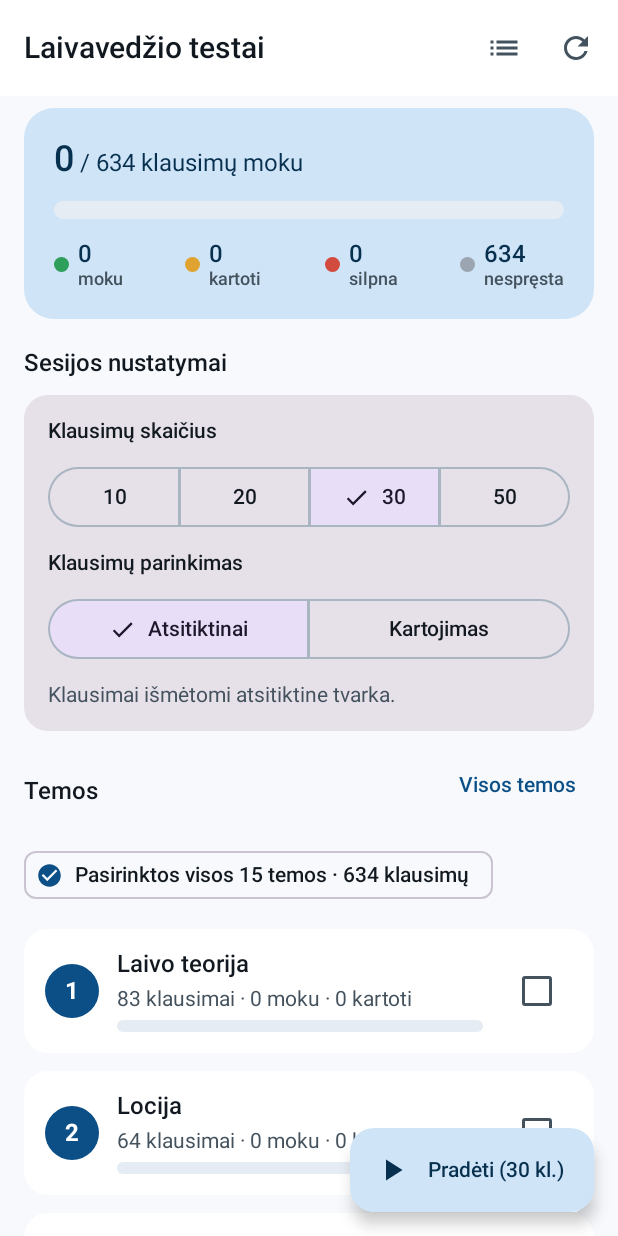
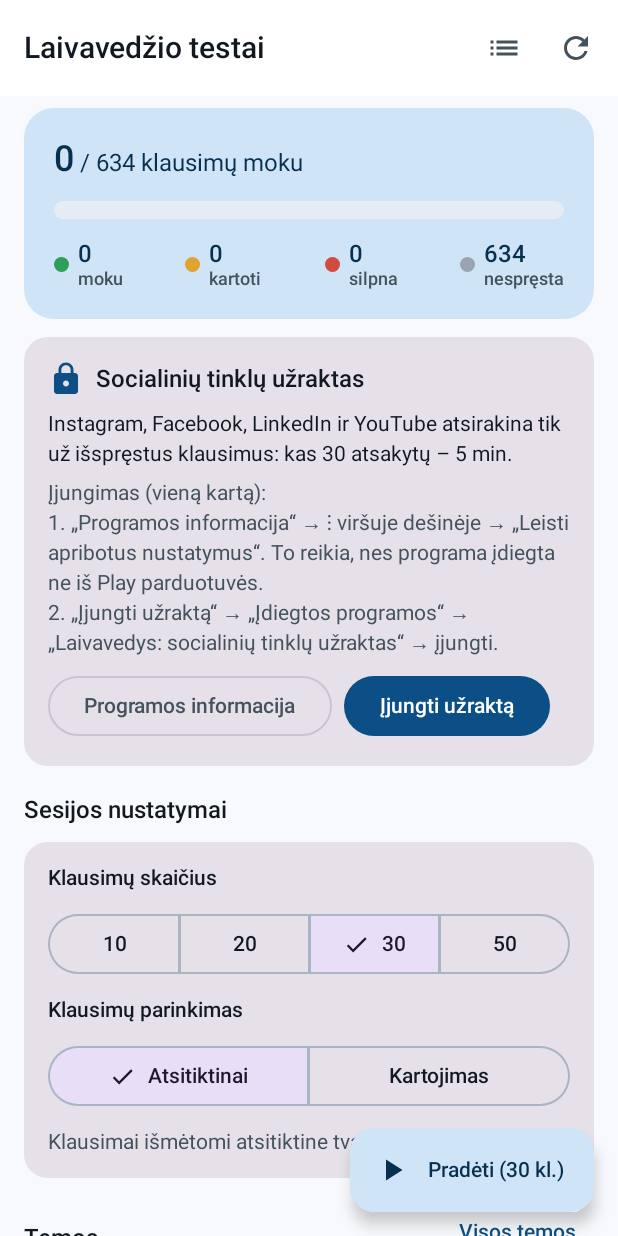
Before and after one commit to lgg2generation/laivavedyste, an Android app built with Jetpack Compose: the screen it shows after launch (MainActivity), on a phone screen of 412 x 824 dp. Run offline under Robolectric (Android 15) with nearby library versions, the phone set to English and light mode, and no system bars; our stand-ins replace Compose Multiplatform resources.

Commit message:
Add a social-media lock unlocked by answering questions (Android)
Instagram, Facebook, LinkedIn and YouTube stay locked until questions
are answered: every 30 answered questions unlock 5 minutes. Unlocked
time adds up and only runs down while one of those apps is in front
(never with the screen off).

- BlockerService (AccessibilityService) follows the app in front. A
  locked app with no time left sends the user home and shows
  BlockActivity ("answer N more questions"), which opens the quiz where
  it was left. Keyboards, the notification shade and in-app dialogs do
  not count as leaving; a once-a-second check of the active window
  covers missed events.
- The same sites in Chrome and Samsung Internet are recognised from the
  address bar, so the browser is not an easy way round.
- FocusGate (expect/actual): the quiz records each answer; a home-screen
  card shows the time banked, progress to the next 5 minutes, and the
  one-time setup (allow restricted settings, then enable the service).
  The result screen shows minutes earned. iOS has no API for this
  without Apple's Screen Time entitlement, so it is a no-op there.
- Sign debug builds with a committed debug.keystore. CI used a fresh
  throwaway key on every run, so a new APK could not be installed over
  the previous one without uninstalling and losing progress.
- versionCode 2 / 1.1.

Co-Authored-By: Claude Opus 5.5 <noreply@anthropic.com>
Claude-Session: https://claude.ai/code/session_01BCS4B4vLLq854uVmB3SM64

```diff
--- a/composeApp/src/androidMain/kotlin/lt/laivavedys/testai/MainActivity.kt
+++ b/composeApp/src/androidMain/kotlin/lt/laivavedys/testai/MainActivity.kt
@@ -5,12 +5,14 @@ import androidx.activity.ComponentActivity
 import androidx.activity.compose.setContent
 import androidx.activity.enableEdgeToEdge
 import lt.laivavedys.testai.data.AndroidStorageDir
+import lt.laivavedys.testai.focus.FocusContext
 
 class MainActivity : ComponentActivity() {
     override fun onCreate(savedInstanceState: Bundle?) {
         enableEdgeToEdge()
         super.onCreate(savedInstanceState)
         AndroidStorageDir.filesDir = applicationContext.filesDir
+        FocusContext.app = applicationContext
         setContent {
             App()
         }
--- /dev/null
+++ b/composeApp/src/androidMain/kotlin/lt/laivavedys/testai/focus/FocusGate.android.kt
@@ -0,0 +1,94 @@
+package lt.laivavedys.testai.focus
+
+import android.content.ComponentName
+import android.content.Context
+import android.content.Intent
+import android.net.Uri
+import android.provider.Settings
+
+/** Set from MainActivity, BlockActivity and the service before anything else runs. */
+internal object FocusContext {
+    lateinit var app: Context
+}
+
+/**
+ * The time account, kept in SharedPreferences. The activity and the
+ * accessibility service run in the same process and on the main thread, so
+ * they always see each other's writes.
+ */
+internal object FocusStore {
+    private const val PREFS = "focus"
+    private const val KEY_ANSWERED = "answered_towards_next"
+    private const val KEY_REMAINING = "remaining_ms"
+
+    private fun prefs(c: Context) = c.getSharedPreferences(PREFS, Context.MODE_PRIVATE)
+
+    fun answered(c: Context): Int = prefs(c).getInt(KEY_ANSWERED, 0)
+
+    fun remaining(c: Context): Long = prefs(c).getLong(KEY_REMAINING, 0L)
+
+    /** Returns the minutes unlocked by this answer. */
+    fun recordAnswer(c: Context): Int {
+        var answered = answered(c) + 1
+        var reward = 0
+        var remaining = remaining(c)
+        if (answered >= QUESTIONS_PER_REWARD) {
+            answered = 0
+            reward = REWARD_MINUTES
+            remaining += REWARD_MINUTES * 60_000L
+        }
+        prefs(c).edit()
+            .putInt(KEY_ANSWERED, answered)
+            .putLong(KEY_REMAINING, remaining)
+            .apply()
+        return reward
+    }
+
+    /** Takes [millis] off the unlocked time; returns what is left. */
+    fun consume(c: Context, millis: Long): Long {
+        val left = (remaining(c) - millis.coerceAtLeast(0)).coerceAtLeast(0)
+        prefs(c).edit().putLong(KEY_REMAINING, left).apply()
+        return left
+    }
+}
+
+internal fun isBlockerEnabled(c: Context): Boolean {
+    val enabled = Settings.Secure.getString(
+        c.contentResolver, Settings.Secure.ENABLED_ACCESSIBILITY_SERVICES,
+    ) ?: return false
+    val me = ComponentName(c, BlockerService::class.java)
+    return enabled.split(':').any { ComponentName.unflattenFromString(it) == me }
+}
+
+actual object FocusGate {
+    actual val supported: Boolean = true
+
+    actual fun onQuestionAnswered(): Int = FocusStore.recordAnswer(FocusContext.app)
+
+    actual fun status(): FocusStatus {
+        val c = FocusContext.app
+        return FocusStatus(
+            active = isBlockerEnabled(c),
+            remainingMillis = FocusStore.remaining(c),
+            answeredTowardsNext = FocusStore.answered(c),
+        )
+    }
+
+    actual fun openServiceSettings() {
+        open(Intent(Settings.ACTION_ACCESSIBILITY_SETTINGS))
+    }
+
+    actual fun openAppInfo() {
+        val c = FocusContext.app
+        open(
+            Intent(Settings.ACTION_APPLICATION_DETAILS_SETTINGS)
+                .setData(Uri.fromParts("package", c.packageName, null)),
+        )
+    }
+
+    private fun open(intent: Intent) {
+        runCatching {
+            FocusContext.app.startActivity(intent.addFlags(Intent.FLAG_ACTIVITY_NEW_TASK))
+        }
+    }
+}
--- a/composeApp/src/androidMain/res/values/strings.xml
+++ b/composeApp/src/androidMain/res/values/strings.xml
@@ -1,4 +1,6 @@
 <?xml version="1.0" encoding="utf-8"?>
 <resources>
     <string name="app_name">Laivavedys</string>
+    <string name="focus_service_label">Laivavedys: socialinių tinklų užraktas</string>
+    <string name="focus_service_description">Užrakina Instagram, Facebook, LinkedIn ir YouTube (taip pat šias svetaines Chrome ir Samsung Internet naršyklėse), kol neišsprendi testo klausimų: kas 30 atsakytų klausimų atrakina 5 min. Paslauga mato tik tai, kuri programa atidaryta, ir naršyklės adreso juostą; jokie duomenys niekur nesiunčiami.</string>
 </resources>
--- a/composeApp/src/commonMain/kotlin/lt/laivavedys/testai/AppState.kt
+++ b/composeApp/src/commonMain/kotlin/lt/laivavedys/testai/AppState.kt
@@ -9,6 +9,7 @@ import lt.laivavedys.testai.data.QuestionBank
 import lt.laivavedys.testai.data.Status
 import lt.laivavedys.testai.data.StatusCounts
 import lt.laivavedys.testai.data.nowMillis
+import lt.laivavedys.testai.focus.FocusGate
 
 enum class Screen { HOME, QUIZ, RESULT, PROGRESS }
 
@@ -64,6 +65,10 @@ class AppState(val store: ProgressStore = ProgressStore()) {
     var answers by mutableStateOf<List<AnsweredQuestion>>(emptyList())
         private set
 
+    /** Social-media minutes unlocked during the current quiz (Android only). */
+    var minutesUnlocked by mutableStateOf(0)
+        private set
+
     val current: Question? get() = quiz.getOrNull(index)
 
     // ---------------------------------------------------------------- actions
@@ -111,6 +116,7 @@ class AppState(val store: ProgressStore = ProgressStore()) {
         chosen = null
         revealed = false
         answers = emptyList()
+        minutesUnlocked = 0
         screen = Screen.QUIZ
     }
 
@@ -126,6 +132,7 @@ class AppState(val store: ProgressStore = ProgressStore()) {
         if (revealed) return
         val ok = pick == q.answer
         store.record(q.id, ok)
+        minutesUnlocked += FocusGate.onQuestionAnswered()
         answers = answers + AnsweredQuestion(q, pick, ok)
         revealed = true
         progressRevision++
--- /dev/null
+++ b/composeApp/src/commonMain/kotlin/lt/laivavedys/testai/focus/FocusGate.kt
@@ -0,0 +1,43 @@
+package lt.laivavedys.testai.focus
+
+/** Answered questions that unlock one portion of social-media time. */
+const val QUESTIONS_PER_REWARD = 30
+
+/** Minutes unlocked per [QUESTIONS_PER_REWARD] answered questions. */
+const val REWARD_MINUTES = 5
+
+data class FocusStatus(
+    /** The blocking service is switched on in the system settings. */
+    val active: Boolean,
+    /** Unlocked social-media time not used yet. */
+    val remainingMillis: Long,
+    /** Questions answered since the last reward, 0 until [QUESTIONS_PER_REWARD]. */
+    val answeredTowardsNext: Int,
+)
+
+/**
+ * Keeps Instagram, Facebook, LinkedIn and YouTube locked until enough
+ * questions have been answered. Android only: iOS gives third-party apps no
+ * way to block other apps without Apple's Screen Time entitlement.
+ */
+expect object FocusGate {
+    val supported: Boolean
+
+    /** Records one answered question; returns the minutes it unlocked (usually 0). */
+    fun onQuestionAnswered(): Int
+
+    fun status(): FocusStatus
+
+    /** Opens the system screen where the blocking service is switched on. */
+    fun openServiceSettings()
+
+    /** Opens this app's info page (needed once to allow restricted settings). */
+    fun openAppInfo()
+}
+
+/** "4:05" for 245 000 ms. */
+fun formatMinutes(millis: Long): String {
+    val totalSeconds = (millis.coerceAtLeast(0) + 999) / 1000
+    val s = totalSeconds % 60
+    return "${totalSeconds / 60}:${if (s < 10) "0" else ""}$s"
+}
--- /dev/null
+++ b/composeApp/src/commonMain/kotlin/lt/laivavedys/testai/ui/screens/FocusCard.kt
@@ -0,0 +1,99 @@
+package lt.laivavedys.testai.ui.screens
+
+import androidx.compose.foundation.layout.Arrangement
+import androidx.compose.foundation.layout.Column
+import androidx.compose.foundation.layout.Row
+import androidx.compose.foundation.layout.fillMaxWidth
+import androidx.compose.foundation.layout.padding
+import androidx.compose.foundation.shape.RoundedCornerShape
+import androidx.compose.material.icons.Icons
+import androidx.compose.material.icons.filled.Lock
+import androidx.compose.material.icons.filled.LockOpen
+import androidx.compose.material3.Button
+import androidx.compose.material3.Card
+import androidx.compose.material3.Icon
+import androidx.compose.material3.LinearProgressIndicator
+import androidx.compose.material3.MaterialTheme
+import androidx.compose.material3.OutlinedButton
+import androidx.compose.material3.Text
+import androidx.compose.runtime.Composable
+import androidx.compose.runtime.LaunchedEffect
+import androidx.compose.runtime.getValue
+import androidx.compose.runtime.mutableStateOf
+import androidx.compose.runtime.remember
+import androidx.compose.runtime.setValue
+import androidx.compose.ui.Alignment
+import androidx.compose.ui.Modifier
+import androidx.compose.ui.unit.dp
+import kotlinx.coroutines.delay
+import lt.laivavedys.testai.focus.FocusGate
+import lt.laivavedys.testai.focus.QUESTIONS_PER_REWARD
+import lt.laivavedys.testai.focus.REWARD_MINUTES
+import lt.laivavedys.testai.focus.formatMinutes
+
+/** Home-screen card for the social-media lock (shown only where it is supported). */
+@Composable
+fun FocusCard() {
+    var status by remember { mutableStateOf(FocusGate.status()) }
+    // Picks up the service being switched on in the settings and the time running down.
+    LaunchedEffect(Unit) {
+        while (true) {
+            status = FocusGate.status()
+            delay(1_000)
+        }
+    }
+
+    Card(shape = RoundedCornerShape(16.dp)) {
+        Column(Modifier.padding(16.dp), verticalArrangement = Arrangement.spacedBy(10.dp)) {
+            Row(verticalAlignment = Alignment.CenterVertically) {
+                Icon(
+                    if (status.remainingMillis > 0) Icons.Filled.LockOpen else Icons.Filled.Lock,
+                    contentDescription = null,
+                    tint = MaterialTheme.colorScheme.primary,
+                )
+                Text(
+                    "Socialinių tinklų užraktas",
+                    style = MaterialTheme.typography.titleMedium,
+                    modifier = Modifier.padding(start = 8.dp),
+                )
+            }
+
+            if (!status.active) {
+                Text(
+                    "Instagram, Facebook, LinkedIn ir YouTube atsirakina tik už išspręstus " +
+                        "klausimus: kas $QUESTIONS_PER_REWARD atsakytų – $REWARD_MINUTES min.",
+                    style = MaterialTheme.typography.bodyMedium,
+                )
+                Text(
+                    "Įjungimas (vieną kartą):\n" +
+                        "1. „Programos informacija“ → ⋮ viršuje dešinėje → „Leisti apribotus " +
+                        "nustatymus“. To reikia, nes programa įdiegta ne iš Play parduotuvės.\n" +
+                        "2. „Įjungti užraktą“ → „Įdiegtos programos“ → „Laivavedys: socialinių " +
+                        "tinklų užraktas“ → įjungti.",
+                    style = MaterialTheme.typography.bodyMedium,
+                    color = MaterialTheme.colorScheme.onSurfaceVariant,
+                )
+                Row(horizontalArrangement = Arrangement.spacedBy(8.dp)) {
+                    OutlinedButton(onClick = { FocusGate.openAppInfo() }) { Text("Programos informacija") }
+                    Button(onClick = { FocusGate.openServiceSettings() }) { Text("Įjungti užraktą") }
+                }
+            } else {
+                Text(
+                    if (status.remainingMillis > 0) "Sukaupta: ${formatMinutes(status.remainingMillis)} min."
+                    else "Sukaupto laiko nėra – tinklai užrakinti.",
+                    style = MaterialTheme.typography.bodyLarge,
+                )
+                LinearProgressIndicator(
+                    progress = { status.answeredTowardsNext.toFloat() / QUESTIONS_PER_REWARD },
+                    modifier = Modifier.fillMaxWidth(),
+                )
+                Text(
+                    "Iki kitų +$REWARD_MINUTES min.: ${status.answeredTowardsNext} / $QUESTIONS_PER_REWARD klausimų. " +
+                        "Laikas skaičiuojamas tik kol naudoji šias programas.",
+                    style = MaterialTheme.typography.bodyMedium,
+                    color = MaterialTheme.colorScheme.onSurfaceVariant,
+                )
+            }
+        }
+    }
+}
--- a/composeApp/src/commonMain/kotlin/lt/laivavedys/testai/ui/screens/HomeScreen.kt
+++ b/composeApp/src/commonMain/kotlin/lt/laivavedys/testai/ui/screens/HomeScreen.kt
@@ -23,6 +23,7 @@ import lt.laivavedys.testai.AppState
 import lt.laivavedys.testai.QuizMode
 import lt.laivavedys.testai.data.QuestionBank
 import lt.laivavedys.testai.data.formatTimestamp
+import lt.laivavedys.testai.focus.FocusGate
 import lt.laivavedys.testai.ui.StatusBar
 import lt.laivavedys.testai.ui.StatusLegend
 import lt.laivavedys.testai.ui.theme.StatusGreen
@@ -85,6 +86,10 @@ fun HomeScreen(state: AppState) {
                         if (parts.isEmpty()) null else "Nuo paskutinės sesijos: " + parts.joinToString(", ")
                     },
                 )
+            }
+
+            if (FocusGate.supported) {
+                item { FocusCard() }
             }
 
             item { SectionTitle("Sesijos nustatymai") }
```
Also changed, not shown: composeApp/build.gradle.kts (+14 -2 lines), composeApp/src/androidMain/AndroidManifest.xml (+33 -0 lines), composeApp/src/androidMain/kotlin/lt/laivavedys/testai/focus/BlockActivity.kt (added, +119 -0 lines), composeApp/src/androidMain/kotlin/lt/laivavedys/testai/focus/BlockerService.kt (added, +229 -0 lines), composeApp/src/androidMain/res/xml/focus_blocker.xml (added, +10 -0 lines), composeApp/src/commonMain/kotlin/lt/laivavedys/testai/ui/screens/ResultScreen.kt (+7 -0 lines), 3 other files.
